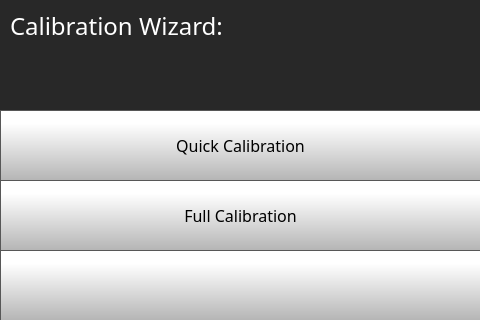
The window that octoprint_Julia2020ExtendedABLTouchUI/mainGUI_extended_abl.ui (FracktalWorks/Julia2020ExtendedABLTouchUI) describes before a commit, drawn with Qt 5.
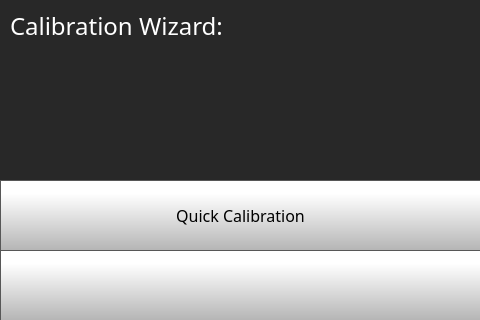
The same window after the commit. The open tabs and pages were chosen to show the change. Icons and pictures are not drawn.

```diff
--- a/octoprint_Julia2020ExtendedABLTouchUI/mainGUI_extended_abl.ui
+++ b/octoprint_Julia2020ExtendedABLTouchUI/mainGUI_extended_abl.ui
@@ -5432,7 +5432,7 @@
       <property name="geometry">
        <rect>
         <x>0</x>
-        <y>110</y>
+        <y>180</y>
         <width>481</width>
         <height>71</height>
        </rect>
@@ -5520,74 +5520,6 @@
        <string>Calibration Wizard:</string>
       </property>
      </widget>
-     <widget class="QPushButton" name="fullCalibrationButton">
-      <property name="geometry">
-       <rect>
-        <x>0</x>
-        <y>180</y>
-        <width>481</width>
-        <height>71</height>
-       </rect>
-      </property>
-      <property name="minimumSize">
-       <size>
-        <width>0</width>
-        <height>0</height>
-       </size>
-      </property>
-      <property name="font">
-       <font>
-        <family>Gotham Light</family>
-        <pointsize>12</pointsize>
-       </font>
-      </property>
-      <property name="styleSheet">
-       <string notr="true">QPushButton {
-     border: 1px solid rgb(87, 87, 87);
-	background-color: qlineargradient(spread:pad, x1:0, y1:1, x2:0, y2:0.188, stop:0 rgba(180, 180, 180, 255), stop:1 rgba(255, 255, 255, 255));
-
-
-}
-
-QPushButton:pressed {
-    background-color: qlineargradient(x1: 0, y1: 0, x2: 0, y2: 1,
-                                      stop: 0 #dadbde, stop: 1 #f6f7fa);
-}
-
-QPushButton:flat {
-    border: none; /* no border for a flat push button */
-}
-
-QPushButton:default {
-    border-color: navy; /* make the default button prominent */
-}</string>
-      </property>
-      <property name="text">
-       <string>Full Calibration</string>
-      </property>
-      <property name="icon">
-       <iconset>
-        <normaloff>templates/img/reload.png</normaloff>templates/img/reload.png</iconset>
-      </property>
-      <property name="iconSize">
-       <size>
-        <width>50</width>
-        <height>50</height>
-       </size>
-      </property>
-      <property name="checkable">
-       <bool>false</bool>
-      </property>
-      <property name="autoDefault">
-       <bool>false</bool>
-      </property>
-      <property name="default">
-       <bool>false</bool>
-      </property>
-      <property name="flat">
-       <bool>false</bool>
-      </property>
-     </widget>
      <widget class="QPushButton" name="calibrationWizardBackButton">
       <property name="geometry">
        <rect>
```
Left out of the diff: 4 changed lines with no effect on the pictures.
